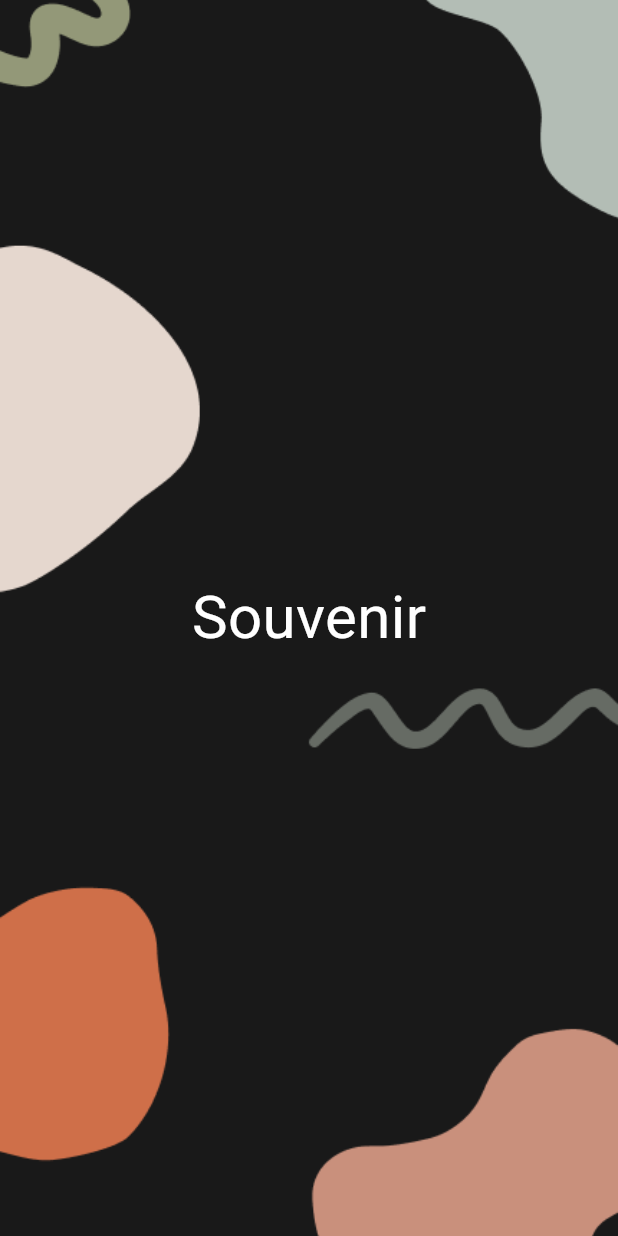
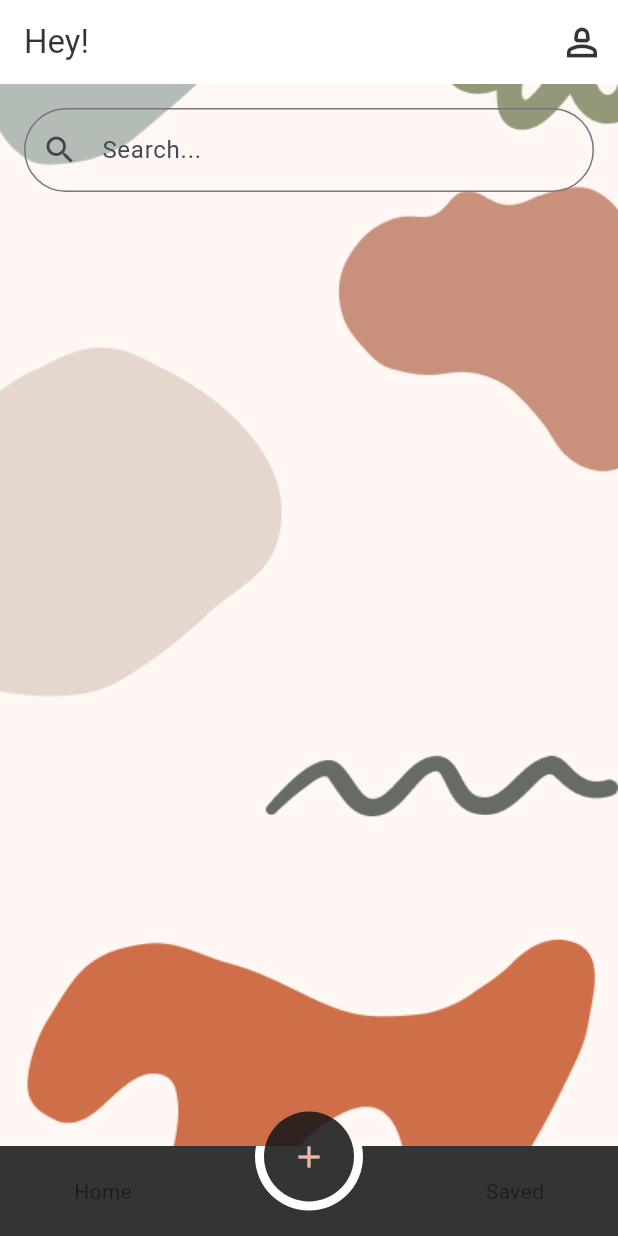
Before and after one commit to OindrilaDas27/krita_app, a Flutter app: the MyHomePage screen opened directly, on a phone screen of 412 x 824 dp. Run offline on Flutter 3.47's test engine with Material 3 defaults, Android fonts, the light colour scheme and no system bars; drawn by our look-alikes of circle_nav_bar; Roboto replaces fonts that are missing (HappyMonkey, WaitingfortheSunrise).

Commit message:
feat: added routing and a non funuctional search bar

```diff
--- a/lib/main.dart
+++ b/lib/main.dart
@@ -1,16 +1,15 @@
-import 'dart:async';
+import 'package:flutter/material.dart';
+import 'package:souvenir/pages/home.dart';
+import 'package:souvenir/pages/loading.dart';
 
-import 'package:flutter/material.dart';
-import 'package:souvenir/mainPage.dart';
 
 void main() {
   runApp(const MyApp());
 }
 
 class MyApp extends StatelessWidget {
-  const MyApp({super.key});
+  const MyApp({Key? key}) : super(key: key);
 
-  // This widget is the root of your application.
   @override
   Widget build(BuildContext context) {
     return MaterialApp(
@@ -18,56 +17,11 @@ class MyApp extends StatelessWidget {
       theme: ThemeData(
         primarySwatch: Colors.blue,
       ),
-      home: MyHomePage(),
+      initialRoute: '/loading',
+      routes: {
+        '/loading': (context) => LoadingPage(),
+        '/home': (context) => MyHomePage(),
+      },
     );
   }
 }
-
-class MyHomePage extends StatefulWidget {
-
-  @override
-  State<MyHomePage> createState() => _MyHomePageState();
-}
-
-class _MyHomePageState extends State<MyHomePage> {
-  void initState() {
-    super.initState();
-    Timer(Duration(seconds: 3),
-            ()=>Navigator.pushReplacement(context,
-            MaterialPageRoute(builder:
-                (context) =>
-                MainPage()
-            )
-        )
-    );
-  }
-
-  @override
-  Widget build(BuildContext context) {
-    return Scaffold(
-       body: Container(
-         constraints: BoxConstraints.expand(),
-         decoration: BoxDecoration(
-           image: DecorationImage(
-             image: AssetImage("assets/images/splash_screen.png"),
-             fit: BoxFit.cover,
-           )
-         ),
-         child: Column(
-           mainAxisAlignment: MainAxisAlignment.center,
-           crossAxisAlignment: CrossAxisAlignment.center,
-           children: [
-             Text(
-               'Souvenir',
-               style: TextStyle(
-                 fontSize: 40,
-                 fontFamily: 'WaitingfortheSunrise',
-                 color: Colors.white,
-               ),
-             )
-           ],
-         ),
-       ),
-    );
-  }
-}
--- /dev/null
+++ b/lib/pages/home.dart
@@ -0,0 +1,83 @@
+import 'package:flutter/material.dart';
+import 'package:circle_nav_bar/circle_nav_bar.dart';
+
+class MyHomePage extends StatelessWidget {
+  @override
+  Widget build(BuildContext context) {
+    return Scaffold(
+      backgroundColor: Colors.transparent,
+      appBar: AppBar(
+        backgroundColor: Colors.white,
+        elevation: 0,
+        title: Text(
+          'Hey!',
+          style: TextStyle(
+            fontFamily: 'HappyMonkey',
+            color: Color.fromARGB(225, 25, 25, 25),
+          ),
+        ),
+        actions: [
+          IconButton(
+            onPressed: () {},
+            icon: const Icon(Icons.person_2_outlined),
+            color: Color.fromARGB(225, 25, 25, 25),
+            iconSize: 30,
+          )
+        ],
+      ),
+      body: Stack(
+        children: [
+          Container(
+            constraints: BoxConstraints.expand(),
+            decoration: BoxDecoration(
+              image: DecorationImage(
+                image: AssetImage("assets/images/main_screen.png"),
+                fit: BoxFit.cover,
+              ),
+            ),
+          ),
+          Positioned(
+            top: 16,
+            left: 16,
+            right: 16,
+            child: Container(
+              decoration: BoxDecoration(
+                color: Colors.transparent,
+                borderRadius: BorderRadius.circular(12),
+              ),
+              child: TextField(
+                decoration: InputDecoration(
+                  hintText: 'Search...',
+                  hintStyle: TextStyle(fontFamily: 'HappyMonkey'),
+                  border: OutlineInputBorder(
+                    borderRadius: BorderRadius.circular(100.0),
+                    borderSide: BorderSide(
+                      width: 5.0,
+                    ),
+                  ),
+                  prefixIcon: Icon(Icons.search),
+                ),
+              ),
+            ),
+          ),
+        ],
+      ),
+      bottomNavigationBar: CircleNavBar(
+        activeIndex: 1,
+        activeIcons: [
+          Icon(Icons.home_outlined, color: Color.fromARGB(225, 255, 204, 184)),
+          Icon(Icons.add, color: Color.fromARGB(225, 255, 204, 184)),
+          Icon(Icons.bookmark_border, color: Color.fromARGB(225, 255, 204, 184)),
+        ],
+        inactiveIcons: [
+          Text("Home"),
+          Text("Create"),
+          Text("Saved"),
+        ],
+        height: 60,
+        circleWidth: 60,
+        color: Color.fromARGB(225, 25, 25, 25),
+      ),
+    );
+  }
+}
```
Also changed, not shown: lib/pages/loading.dart (added, +53 -0 lines), pubspec.lock, 1 other file.
